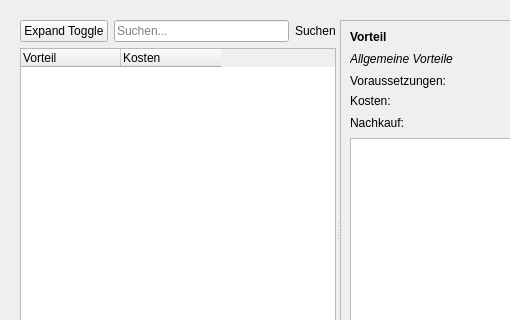
Qt form designer/CharakterVorteile.ui (Aeolitus/Sephrasto) before a commit; both pictures show x 0 to 510 and y 0 to 320 of the 701 by 460 pixel window.
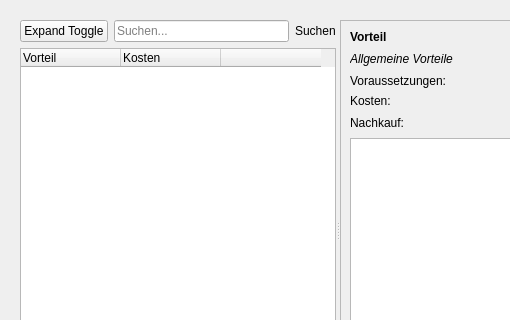
The same form after that commit.

Commit message: Vorteile tab: Add mark-as-favorite feature

What changed in the file:
```diff
--- a/designer/CharakterVorteile.ui
+++ b/designer/CharakterVorteile.ui
@@ -109,7 +109,7 @@
           <bool>false</bool>
          </attribute>
          <attribute name="headerMinimumSectionSize">
-          <number>80</number>
+          <number>0</number>
          </attribute>
          <attribute name="headerDefaultSectionSize">
           <number>100</number>
@@ -133,6 +133,11 @@
            <string>Kosten</string>
           </property>
          </column>
+         <column>
+          <property name="text">
+           <string> </string>
+          </property>
+         </column>
         </widget>
        </item>
       </layout>
```
Left out of the diff: 2 changed lines with no effect on the pictures. The commit also changes 5 other files.
